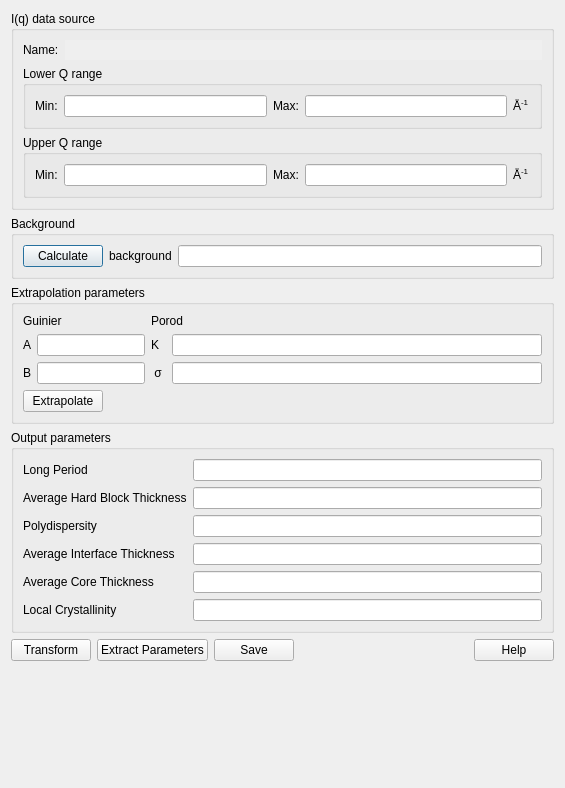
SasView/sasview, file src/sas/qtgui/Perspectives/Corfunc/UI/CorfuncPanel.ui: the form before one commit.
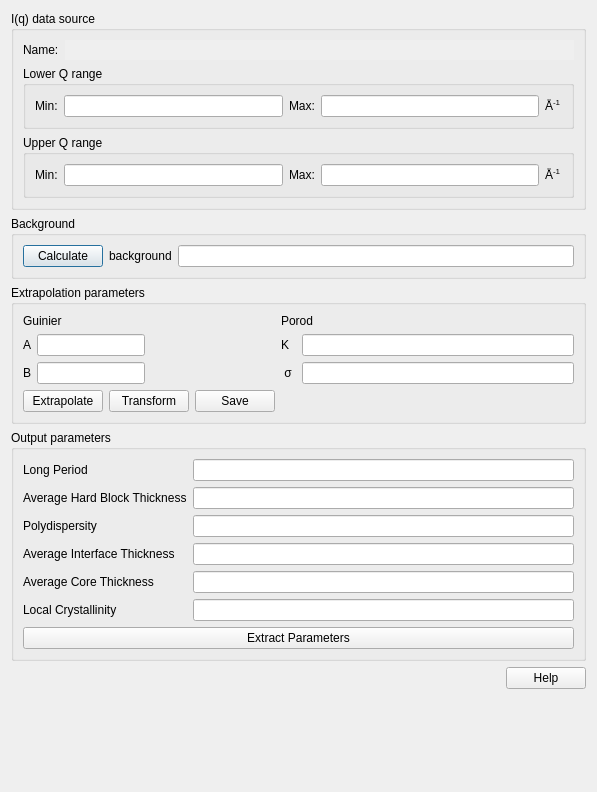
The form after the commit.

Commit message: Regroup sasview buttons

The edit to the form file:
```diff
--- a/src/sas/qtgui/Perspectives/Corfunc/UI/CorfuncPanel.ui
+++ b/src/sas/qtgui/Perspectives/Corfunc/UI/CorfuncPanel.ui
@@ -7,7 +7,7 @@
     <x>0</x>
     <y>0</y>
     <width>565</width>
-    <height>788</height>
+    <height>792</height>
    </rect>
   </property>
   <property name="sizePolicy">
@@ -231,7 +231,7 @@
       <string>Extrapolation parameters</string>
      </property>
      <layout class="QGridLayout" name="gridLayout_2">
-      <item row="0" column="0" colspan="2">
+      <item row="0" column="0" colspan="3">
        <layout class="QFormLayout" name="formLayout_2">
         <item row="0" column="0">
          <widget class="QLabel" name="label_8">
@@ -281,7 +281,27 @@
         </item>
        </layout>
       </item>
-      <item row="0" column="2">
+      <item row="2" column="0">
+       <widget class="QPushButton" name="cmdExtrapolate">
+        <property name="toolTip">
+         <string>Find the Guinier and Porod extrapolations of the data as Q → 0 and Q → ∞</string>
+        </property>
+        <property name="text">
+         <string>Extrapolate</string>
+        </property>
+       </widget>
+      </item>
+      <item row="2" column="1">
+       <widget class="QPushButton" name="cmdTransform">
+        <property name="toolTip">
+         <string>Calculate the real space correlation that matches the scattering data.</string>
+        </property>
+        <property name="text">
+         <string>Transform</string>
+        </property>
+       </widget>
+      </item>
+      <item row="0" column="3">
        <layout class="QVBoxLayout" name="verticalLayout">
         <item>
          <widget class="QLabel" name="label_9">
@@ -324,17 +344,17 @@
         </item>
        </layout>
       </item>
-      <item row="1" column="0">
-       <widget class="QPushButton" name="cmdExtrapolate">
+      <item row="2" column="2">
+       <widget class="QPushButton" name="cmdSave">
         <property name="toolTip">
          <string>Find the Guinier and Porod extrapolations of the data as Q → 0 and Q → ∞</string>
         </property>
         <property name="text">
-         <string>Extrapolate</string>
+         <string>Save</string>
         </property>
        </widget>
       </item>
-      <item row="1" column="1" colspan="2">
+      <item row="2" column="3">
        <spacer name="horizontalSpacer_3">
         <property name="orientation">
          <enum>Qt::Horizontal</enum>
@@ -480,41 +500,21 @@
         </item>
        </layout>
       </item>
+      <item row="1" column="0">
+       <widget class="QPushButton" name="cmdExtract">
+        <property name="toolTip">
+         <string>Extract model parameters from the real space transformed curve.</string>
+        </property>
+        <property name="text">
+         <string>Extract Parameters</string>
+        </property>
+       </widget>
+      </item>
      </layout>
     </widget>
    </item>
    <item row="4" column="0">
     <layout class="QHBoxLayout" name="horizontalLayout_5">
-     <item>
-      <widget class="QPushButton" name="cmdTransform">
-       <property name="toolTip">
-        <string>Calculate the real space correlation that matches the scattering data.</string>
-       </property>
-       <property name="text">
-        <string>Transform</string>
-       </property>
-      </widget>
-     </item>
-     <item>
-      <widget class="QPushButton" name="cmdExtract">
-       <property name="toolTip">
-        <string>Extract model parameters from the real space transformed curve.</string>
-       </property>
-       <property name="text">
-        <string>Extract Parameters</string>
-       </property>
-      </widget>
-     </item>
-     <item>
-      <widget class="QPushButton" name="cmdSave">
-       <property name="toolTip">
-        <string>Export the calculated real space correlation function to a file.</string>
-       </property>
-       <property name="text">
-        <string>Save</string>
-       </property>
-      </widget>
-     </item>
      <item>
       <spacer name="horizontalSpacer">
        <property name="orientation">
```
Left out of the diff: 2 changed lines with no effect on the pictures.
